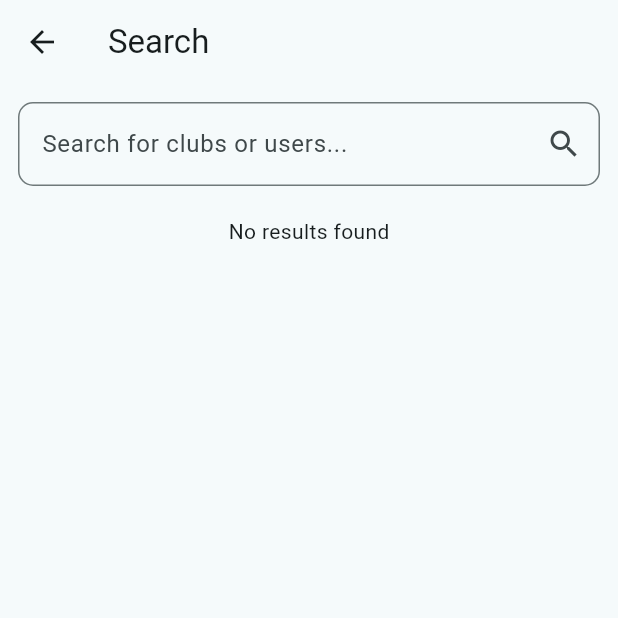
After one commit to thekioskman/fydp_frontend, a Flutter app: the SearchPage screen opened directly, on a phone screen of 412 x 824 dp, the top half of it. The commit adds this screen. Run offline on Flutter 3.47's test engine with Material 3 defaults, Android fonts, the phone set to English and light mode, and no system bars; our stand-ins replace cached_network_image, carousel_slider, file_picker, flutter_dotenv, google_fonts, image_picker and 4 more; accounts and stored records are empty; network calls fail.

Commit message:
add search page

```diff
--- a/frontend/lib/main.dart
+++ b/frontend/lib/main.dart
@@ -1,6 +1,7 @@
 import 'package:flutter/material.dart';
 
 import 'package:frontend/posts/all_posts_page.dart';
+import 'package:frontend/search/search.dart';
 import 'video_compare/video_compare.dart';
 import 'profile/profilemain.dart';
 import 'package:persistent_bottom_nav_bar/persistent_bottom_nav_bar.dart'; // https://pub.dev/packages/persistent_bottom_nav_bar
@@ -74,6 +75,7 @@ class _MainScreenState extends State<MainScreen> {
 
     return [
         PostsPage(),
+        SearchPage(),
         ClubsScreen(),
         UploadPostPage(),
         ProfileMainPage(profileUserId: userId,),
@@ -89,6 +91,12 @@ class _MainScreenState extends State<MainScreen> {
             title: "Home",
             activeColorPrimary: Colors.blue,
             inactiveColorPrimary: Colors.grey,
+        ),
+        PersistentBottomNavBarItem(
+          icon: Icon(Icons.search),
+          title: "Search",
+          activeColorPrimary: Colors.blue,
+          inactiveColorPrimary: Colors.grey,
         ),
         PersistentBottomNavBarItem(
             icon: Icon(Icons.book),
--- /dev/null
+++ b/frontend/lib/search/search.dart
@@ -0,0 +1,145 @@
+import 'package:flutter/material.dart';
+import 'package:http/http.dart' as http;
+import 'dart:convert';
+import 'package:flutter_dotenv/flutter_dotenv.dart';
+
+import '../clubs/club.dart';
+import '../clubs/clubdetail.dart';
+import '../profile/components/profilesection.dart';
+
+class SearchPage extends StatefulWidget {
+  @override
+  _SearchPageState createState() => _SearchPageState();
+}
+
+class _SearchPageState extends State<SearchPage> {
+  TextEditingController searchController = TextEditingController();
+  List<dynamic> clubs = [];
+  List<dynamic> users = [];
+  bool isLoading = false;
+  bool hasError = false;
+
+  Future<void> search(String query) async {
+    setState(() {
+      isLoading = true;
+      hasError = false;
+      clubs = [];
+      users = [];
+    });
+
+    final String apiUrl = dotenv.env['API_URL'] ?? 'http://10.0.2.2:8000';
+
+    try {
+      final clubResponse = await http.get(Uri.parse('$apiUrl/search/clubs?query=$query'));
+      final userResponse = await http.get(Uri.parse('$apiUrl/search/users?query=$query'));
+
+      if (clubResponse.statusCode == 200 && userResponse.statusCode == 200) {
+        final clubData = jsonDecode(clubResponse.body);
+        final userData = jsonDecode(userResponse.body);
+
+        setState(() {
+          clubs = clubData['data']; // Extract clubs list
+          users = userData['data']; // Extract users list
+          isLoading = false;
+        });
+      } else {
+        throw Exception("Failed to fetch results.");
+      }
+    } catch (error) {
+      setState(() {
+        hasError = true;
+        isLoading = false;
+      });
+    }
+  }
+
+  @override
+  Widget build(BuildContext context) {
+    return Scaffold(
+      appBar: AppBar(title: Text("Search")),
+      body: Padding(
+        padding: const EdgeInsets.all(12.0),
+        child: Column(
+          children: [
+            // Search Bar
+            TextField(
+              controller: searchController,
+              decoration: InputDecoration(
+                hintText: "Search for clubs or users...",
+                suffixIcon: IconButton(
+                  icon: Icon(Icons.search),
+                  onPressed: () {
+                    if (searchController.text.isNotEmpty) {
+                      search(searchController.text);
+                    }
+                  },
+                ),
+                border: OutlineInputBorder(borderRadius: BorderRadius.circular(10)),
+              ),
+            ),
+            SizedBox(height: 20),
+
+            // Loading Indicator
+            if (isLoading) CircularProgressIndicator(),
+
+            // Error Message
+            if (hasError) Text("Failed to load results", style: TextStyle(color: Colors.red)),
+
+            // Display Search Results
+            if (!isLoading && !hasError)
+              Expanded(
+                child: ListView(
+                  children: [
+                    if (clubs.isNotEmpty) ...[
+                      Text("Clubs", style: TextStyle(fontSize: 18, fontWeight: FontWeight.bold)),
+                      ...clubs.map((club) => ListTile(
+                        leading: Icon(Icons.group, color: Colors.blue),
+                        title: Text(club['name']),
+                        subtitle: Text(club['description'] ?? "No description available"),
+                        onTap: () {
+                          // Convert API response into a Club model and navigate to ClubDetailPage
+                          Navigator.push(
+                            context,
+                            MaterialPageRoute(
+                              builder: (context) => ClubDetailPage(
+                                club: Club.fromJson(club), // Convert JSON to Club model
+                              ),
+                            ),
+                          );
+                        },
+                      )).toList(),
+                    ],
+
+                    if (users.isNotEmpty) ...[
+                      SizedBox(height: 20),
+                      Text("Users", style: TextStyle(fontSize: 18, fontWeight: FontWeight.bold)),
+                      ...users.map((user) => ListTile(
+                        leading: Icon(Icons.person, color: Colors.green),
+                        title: Text(user['username']),
+                        subtitle: Text("${user['first_name']} ${user['last_name']}"),
+                        onTap: () {
+                          // Navigate to ProfileSectionPage from profilesection.dart
+                          Navigator.push(
+                            context,
+                            MaterialPageRoute(
+                              builder: (context) => ProfileSectionPage(
+                                sectionName: "Profile",
+                                userId: user['id'],
+                              ),
+                            ),
+                          );
+                        },
+                      )).toList(),
+                    ],
+
+                    if (clubs.isEmpty && users.isEmpty && !isLoading)
+                      Center(child: Text("No results found")),
+                  ],
+                ),
+              ),
+          ],
+        ),
+      ),
+    );
+  }
+}
--- a/frontend/lib/video_compare/video_compare.dart
+++ b/frontend/lib/video_compare/video_compare.dart
@@ -66,7 +66,7 @@ class _VideoComparePageState extends State<VideoComparePage> {
 
     var request = http.MultipartRequest(
       'POST',
-      Uri.parse('http://127.0.0.1:8000/compare'),
+      Uri.parse('http://3.147.72.167:8000/compare'),
     );
 
     if (kIsWeb) {
@@ -245,7 +245,7 @@ class _VideoComparePageState extends State<VideoComparePage> {
                       ),
                     ),
                     subtitle: Text(
-                        "Evaluation: ${mismatch['evaluation']}, Mean Difference: ${mismatch['mean_difference']}"),
+                        "Evaluation: ${mismatch['evaluation']}"),
                   );
                 },
               ),
```
Also changed, not shown: frontend/lib/clubs/clubdetail.dart (added, +29 -0 lines).
